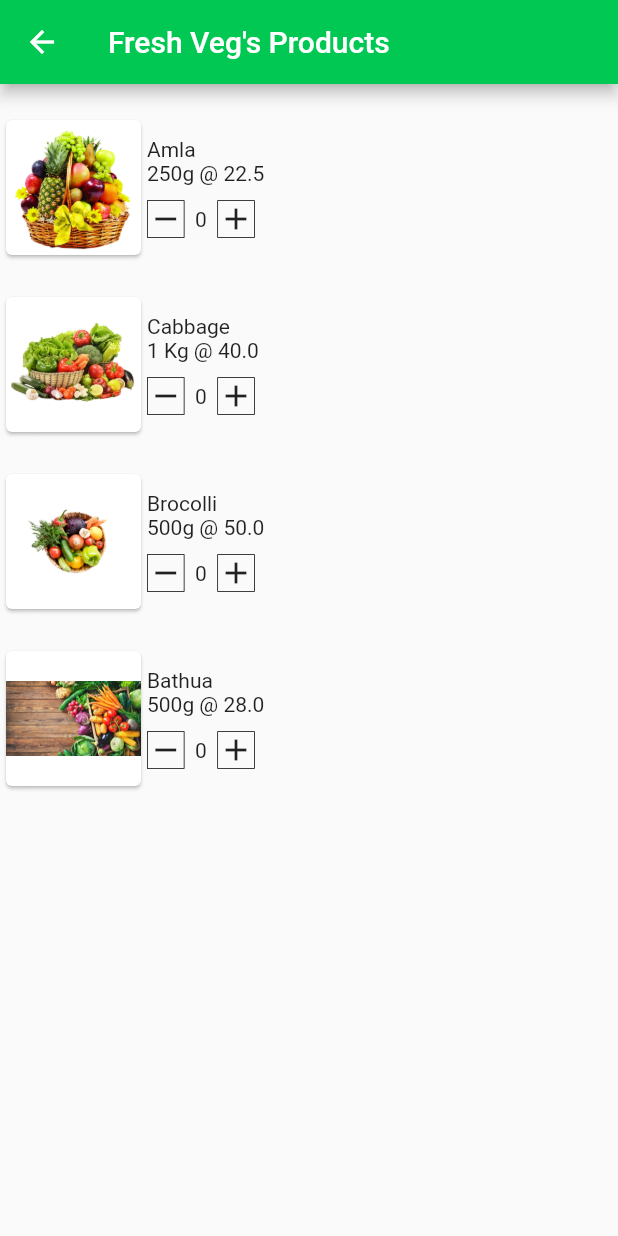
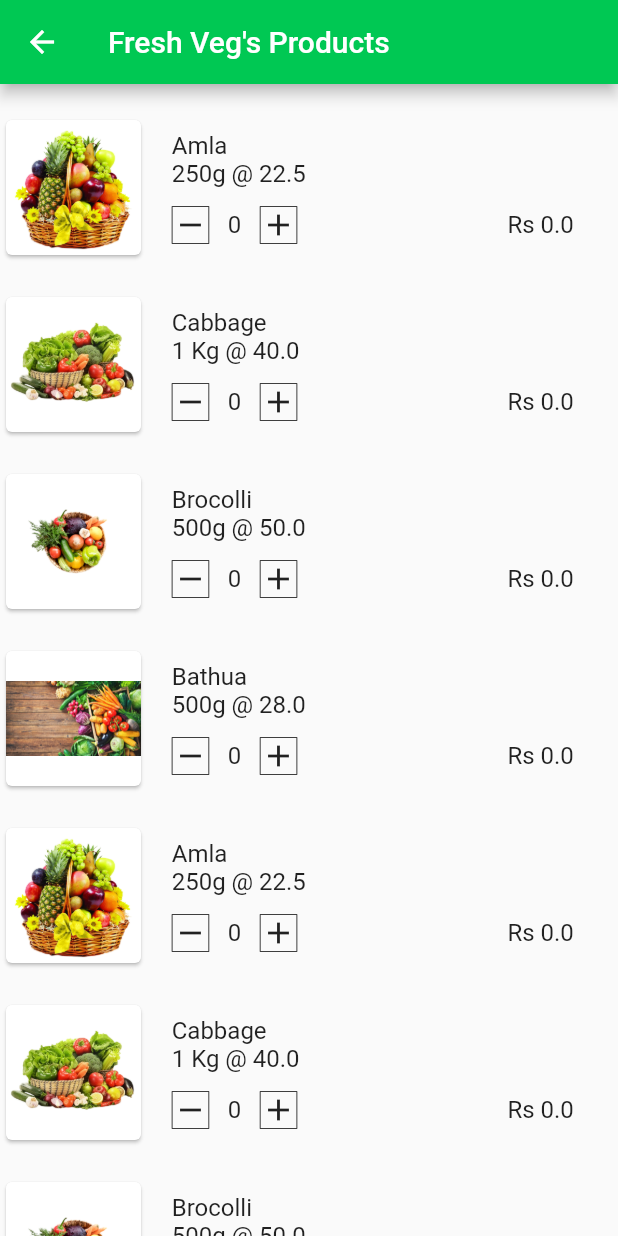
Before and after one commit to paras123yadav/DAPCL, a Flutter app: the DummyData screen opened directly, on a phone screen of 412 x 824 dp. Run offline on Flutter 3.47's test engine with Material 2 defaults, Android fonts, the phone set to English and light mode, and no system bars; our stand-ins replace google_fonts; network calls fail.

Commit message:
Slight changes in UI

```diff
--- a/lib/screens/dummy data/dummydata.dart
+++ b/lib/screens/dummy data/dummydata.dart
@@ -23,10 +23,11 @@ class _DummyDataState extends State<DummyData> {
       ),
       body: SingleChildScrollView(
         child: ListView.builder(
-          itemCount: 4,
+            itemCount: 9,
             physics: const NeverScrollableScrollPhysics(),
             shrinkWrap: true,
             itemBuilder: (context, index) {
+              index=index%4;
               return dummydata(images[index],vegnames[index],vegprice[index]);
             }
         ),
@@ -39,14 +40,16 @@ class _DummyDataState extends State<DummyData> {
         children: [
           const SizedBox(height: 20),
           Row(
+            mainAxisAlignment: MainAxisAlignment.start,
             children: [
               Card(child: Image.asset("assets/"+image,height: 90,width: 90,)),
+              SizedBox(width: MediaQuery.of(context).size.width*0.04,),
               Wrap(
                 direction: Axis.vertical,
                 children: [
-              Text(veg),
-              Text(price),
-              const SizedBox(height: 10),
+                  Text(veg,style: TextStyle(fontSize: 16)),
+                  Text(price,style: TextStyle(fontSize: 16)),
+                  SizedBox(height: 12),
                   Row(
                     children: [
                       Container(
@@ -65,9 +68,9 @@ class _DummyDataState extends State<DummyData> {
 
                               child: const Icon(Icons.remove))
                       ),
-                  const SizedBox(width: 7),
-                  Text(data.toString()),
-                  const SizedBox(width: 7),
+                      SizedBox(width: MediaQuery.of(context).size.width*0.03),
+                      Text(data.toString(),style: TextStyle(fontSize: 16)),
+                      SizedBox(width: MediaQuery.of(context).size.width*0.03),
                       Container(
                           decoration: BoxDecoration(
                               border: Border.all(width: 0.5)
@@ -82,6 +85,8 @@ class _DummyDataState extends State<DummyData> {
                               child: const Icon(Icons.add)
                           )
                       ),
+                      SizedBox(width: MediaQuery.of(context).size.width*0.34),
+                      Text("Rs 0.0",style: TextStyle(fontSize: 16))
                     ],
                   )
                 ],
```
Lines whose indentation alone changed are shown as unchanged.
